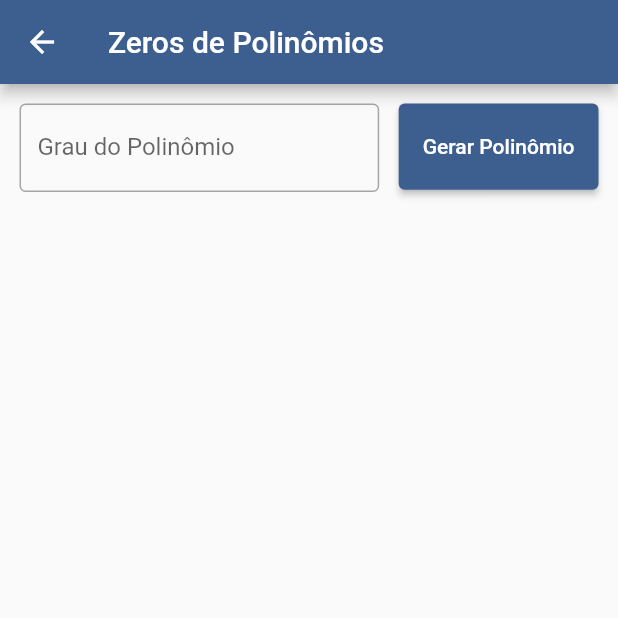
After one commit to ArthurCoAnd/sofemn, a Flutter app: the screen it shows after launch, after a tap on "Zeros de Polinômios", on a phone screen of 412 x 824 dp, the top half of it. The commit adds this screen. Run offline on Flutter 3.47's test engine with Material 3 defaults, Android fonts, the phone set to English and light mode, and no system bars; our stand-ins replace syncfusion_flutter_charts; missing offline and left inert: math_parser.

Commit message:
🧮 SofEMN

```diff
--- a/lib/main.dart
+++ b/lib/main.dart
@@ -18,6 +18,10 @@ import 'package:flutter/material.dart';
 
 // SCREENS
 import 'package:sofemn/screens/zdf.dart';
+import 'package:sofemn/screens/zdp.dart';
+
+// WIDGET
+import 'package:sofemn/widgets/entradas.dart';
 
 void main() {
   runApp(const SofEMN());
@@ -73,26 +77,33 @@ class _MENUState extends State<MENU> {
   @override
   Widget build(BuildContext context) {
     return Scaffold(
-      appBar: AppBar(title: const Center(child: Text('Software de Ensino de Métodos Numéricos'))),
-      body: ListView(children: [
-        Padding(
-          padding: const EdgeInsets.fromLTRB(13, 13, 13, 0),
-          child: Image.asset('assets/images/Lema Capa.png', height: 131),
-        ),
-        Padding(
-          padding: const EdgeInsets.fromLTRB(13, 13, 13, 0),
-          child: Center(child: Text('Versão $versao', style: const TextStyle(fontSize: 13))),
-        ),
-        Padding(
-          padding: const EdgeInsets.fromLTRB(13, 13, 13, 0),
-          child: ElevatedButton(
-            onPressed: (){Navigator.push(context, MaterialPageRoute(builder: (context) => const ZdF()));},
-            style: ElevatedButton.styleFrom(minimumSize: const Size(0, 100)),
-            child: const Text('Zeros de Funções', style: TextStyle(fontSize: 20)),
+      // appBar: AppBar(title: const Text('Software de Ensino de Métodos Numéricos'), centerTitle: true),
+      body: SingleChildScrollView(
+        child: Center(
+          child: SizedBox(
+            width: 500,
+            child: ListView(
+              physics: const ScrollPhysics(),
+              shrinkWrap: true,
+              children: [
+                SimpleP(child: Image.asset('assets/images/Lema Capa.png', height: 131)),
+                SimpleP(child: Center(child: Text('Versão $versao', style: const TextStyle(fontSize: 13)))),
+                SimpleP(child: ElevatedButton(
+                  onPressed: (){Navigator.push(context, MaterialPageRoute(builder: (context) => const ZdF()));},
+                  style: ElevatedButton.styleFrom(minimumSize: const Size(0, 100)),
+                  child: const Text('Zeros de Funções', style: TextStyle(fontSize: 20)),
+                )),
+                SimpleP(child: ElevatedButton(
+                  onPressed: (){Navigator.push(context, MaterialPageRoute(builder: (context) => const ZdP()));},
+                  style: ElevatedButton.styleFrom(minimumSize: const Size(0, 100)),
+                  child: const Text('Zeros de Polinômios', style: TextStyle(fontSize: 20)),
+                )),
+                const SimpleP(),
+              ],
+            ),
           ),
         ),
-        const Padding(padding: EdgeInsets.fromLTRB(13, 13, 13, 0)),
-      ]),
+      ),
     );
   }
 }
--- /dev/null
+++ b/lib/screens/zdp.dart
@@ -0,0 +1,197 @@
+// ███████╗ ██████╗ ███████╗███████╗███╗   ███╗███╗   ██╗
+// ██╔════╝██╔═══██╗██╔════╝██╔════╝████╗ ████║████╗  ██║
+// ███████╗██║   ██║█████╗  █████╗  ██╔████╔██║██╔██╗ ██║
+// ╚════██║██║   ██║██╔══╝  ██╔══╝  ██║╚██╔╝██║██║╚██╗██║
+// ███████║╚██████╔╝██║     ███████╗██║ ╚═╝ ██║██║ ╚████║
+// ╚══════╝ ╚═════╝ ╚═╝     ╚══════╝╚═╝     ╚═╝╚═╝  ╚═══╝
+// Software de Ensino de Métodos Numéricos
+//
+// Desenvolvolvido por:
+// - Arthur Cordeiro Andrade
+//
+// Colaboração de:
+// - Aline Brum Loreto
+// - Ana Luisa Soubhia
+
+// PACKAGE
+import 'package:flutter/material.dart';
+
+// SCREENS
+
+// SERVICES
+
+// WIDGETS
+import 'package:sofemn/widgets/entradas.dart';
+
+// https://github.com/ArthurCoAnd/MetodosNumericos/blob/master/ZerosDePolin%C3%B4mios/ZerosDePolin%C3%B4mios.py
+// https://github.com/ArthurCoAnd/MetodosNumericos/blob/master/ZerosDePolin%C3%B4mios/M%C3%A9todos/BirgeVieta.py
+// https://github.com/ArthurCoAnd/MetodosNumericos/blob/master/ZerosDePolin%C3%B4mios/M%C3%A9todos/NewtonRaphson.py
+// https://github.com/ArthurCoAnd/MetodosNumericos/blob/master/ZerosDePolin%C3%B4mios/M%C3%A9todos/BriotRuffini.py
+
+class ZdP extends StatefulWidget {
+  const ZdP({super.key});
+
+  @override
+  State<ZdP> createState() => _ZdFState();
+}
+
+class _ZdFState extends State<ZdP> {
+
+  final formKeyGrau = GlobalKey<FormState>();
+  final TextEditingController grau = TextEditingController();
+  List<TextEditingController> pol = [];
+
+  final formKeyZdP = GlobalKey<FormState>();
+  Map dados = {
+    "x0": {'nome': "Ponto inicial - x0", 'tec': TextEditingController()},
+    "emax": {'nome': "Epsilon - ε", 'tec': TextEditingController()},
+    "kmax": {'nome': "Máximo de iterações - kmax", 'tec': TextEditingController()},
+  };
+
+  List<Map> resultados = [];
+  Widget tabelaResultado = const Text('');
+
+  // ██       █████  ██    ██  ██████  ██    ██ ████████
+  // ██      ██   ██  ██  ██  ██    ██ ██    ██    ██
+  // ██      ███████   ████   ██    ██ ██    ██    ██
+  // ██      ██   ██    ██    ██    ██ ██    ██    ██
+  // ███████ ██   ██    ██     ██████   ██████     ██
+
+  @override
+  Widget build(BuildContext context) {
+    return Scaffold(
+      appBar: AppBar(title: const Text('Zeros de Polinômios')),
+      body: SingleChildScrollView(
+        child: Center(
+          child: SizedBox(
+            width: 500,
+            child: ListView(
+              physics: const ScrollPhysics(),
+              shrinkWrap: true,
+              children: [
+                Form(
+                  key: formKeyGrau,
+                  child: Row(
+                    crossAxisAlignment: CrossAxisAlignment.start,
+                    children: [
+                      Expanded(child: SimpleP(padding: const [13,13,0,0], child: SimpleTFF(grau, 'Grau do Polinômio'))),
+                      SimpleP(padding: const [13,13,13,0], child: ElevatedButton(
+                        onPressed: () => gerarPol(),
+                        style: ElevatedButton.styleFrom(minimumSize: const Size(0, 57.5)),
+                        child: const Text('Gerar Polinômio')),
+                      ),
+                    ],
+                  ),
+                ),
+                if(pol.isNotEmpty) Form(
+                  key: formKeyZdP,
+                  child: Column(
+                    children: [
+                      const SimpleP(child: Center(child: Text('Polinômio', style: TextStyle(fontSize: 20)))),
+                      ListView.builder(
+                        physics: const ScrollPhysics(),
+                        shrinkWrap: true,
+                        // reverse: true,
+                        itemCount: pol.length,
+                        itemBuilder: (context, index) => gerarEntradaPol(index),
+                      ),
+                      if(pol.isNotEmpty) const SimpleP(child: Center(child: Text('Dados', style: TextStyle(fontSize: 20)))),
+                      if(pol.isNotEmpty) ListView.builder(
+                        physics: const ScrollPhysics(),
+                        shrinkWrap: true,
+                        itemCount: dados.length,
+                        itemBuilder: (context, index) => gerarEntradaDados(index),
+                      ),
+                    ],
+                  ),
+                ),
+
+                if(pol.isNotEmpty) Row(
+                  children: [
+                    Expanded(child: SimpleP(child: ElevatedButton(
+                      onPressed: () => calcularBV(),
+                      style: ElevatedButton.styleFrom(minimumSize: const Size(0, 100)),
+                      child: const Text('Birge-Vieta', style: TextStyle(fontSize: 20)),
+                    ))),
+                    Expanded(child: SimpleP(child: ElevatedButton(
+                      onPressed: () => calcularNR(),
+                      style: ElevatedButton.styleFrom(minimumSize: const Size(0, 100)),
+                      child: const Text('Newton-Raphson', style: TextStyle(fontSize: 20)),
+                    ))),
+                  ],
+                ),
+                // if(resultados.isNotEmpty) tabelaResultado,
+                // if(resultados.isNotEmpty) Padding(
+                //   padding: const EdgeInsets.fromLTRB(13, 13, 13, 13),
+                //   child: ElevatedButton(
+                //     onPressed: (){
+                //       if(metodo.value == 'Bissecção'){Navigator.push(context, MaterialPageRoute(builder: (context) => Bissecao(sf: dados['sf']['val'], resultados: resultados)));}
+                //       else if(metodo.value == 'Posição Falsa'){Navigator.push(context, MaterialPageRoute(builder: (context) => PosicaoFalsa(sf: dados['sf']['val'], resultados: resultados)));}
+                //       else if(metodo.value == 'Newton-Raphson'){Navigator.push(context, MaterialPageRoute(builder: (context) => NewtonRaphson(sf: dados['sf']['val'], sdf: dados['sdf']['val'], resultados: resultados)));}
+                //       else if(metodo.value == 'Secante'){Navigator.push(context, MaterialPageRoute(builder: (context) => Secante(sf: dados['sf']['val'], resultados: resultados)));}
+                //     },
+                //     style: ElevatedButton.styleFrom(minimumSize: const Size(0, 100)),
+                //     child: const Text('Passo a Passo', style: TextStyle(fontSize: 20)),
+                //   ),
+                // ),
+              ],
+            ),
+          ),
+        ),
+      ),
+    );
+  }
+
+  void gerarPol(){
+    if (formKeyGrau.currentState!.validate()) {
+      pol = [];
+      try{
+        int g = int.parse(grau.text);
+        for(int i=0; i<=g; i++){pol.add(TextEditingController());}
+      }catch(_){pol = [];}
+      setState((){});
+    }
+  }
+
+  Widget gerarEntradaPol(int idx){return SimpleP(child: SimpleTFF(pol[idx], 'a$idx'));}
+
+  Widget gerarEntradaDados(int idx){
+    String ki = dados.keys.elementAt(idx);
+    return SimpleP(child: SimpleTFF(dados[ki]['tec'], dados[ki]['nome']));
+  }
+
+  void calcularBV(){
+    if (formKeyZdP.currentState!.validate()) {
+      for(int i=0; i<pol.length; i++){
+        print('[$i] = ${pol[i].text}');
+      }
+    }
+  }
+
+  void calcularNR(){
+
+  }
+
+  // Widget gerarEntrada(int i){
+  //   final String ki = dados.keys.elementAt(i);
+  //   bool vis = false; if(dados[ki]['vis'].toString().contains(metodo.value)){vis = true;}
+  //   return Visibility(
+  //     visible: vis,
+  //     child: Padding(
+  //       padding: const EdgeInsets.fromLTRB(13, 13, 13, 0),
+  //       child: SimpleTFF(dados[ki]['tec'], dados[ki]['nome']),
+  //     ),
+  //   );
+  // }
+
+  // void atlMetodo(){setState((){resultados = [];});}
+
+  // void gerarResultado(){
+  //   if(resultados.isNotEmpty){
+  //     setState((){tabelaResultado = Padding(
+  //       padding: const EdgeInsets.fromLTRB(13, 13, 13, 0),
+  //       child: Table(children: gerarLinhasTabelaK(context, resultados, resultados.length-1)),
+  //     );});
+  //   } else {setState((){tabelaResultado = const Text('');});}
+  // }
+}
--- a/lib/widgets/entradas.dart
+++ b/lib/widgets/entradas.dart
@@ -16,46 +16,99 @@
 // PACKAGE
 import 'package:flutter/material.dart';
 
-Widget simpleTFF(TextEditingController tec, String nome){
+// ██████   █████  ██████  ██████  ██ ███    ██  ██████
+// ██   ██ ██   ██ ██   ██ ██   ██ ██ ████   ██ ██
+// ██████  ███████ ██   ██ ██   ██ ██ ██ ██  ██ ██   ███
+// ██      ██   ██ ██   ██ ██   ██ ██ ██  ██ ██ ██    ██
+// ██      ██   ██ ██████  ██████  ██ ██   ████  ██████
+
+class SimpleP extends StatefulWidget{
+  const SimpleP({super.key, this.padding = const [13,13,13,0], this.child});
+
+  final List<double> padding;
+  final Widget? child;
+
+  @override
+  SimplePState createState() => SimplePState();
+}
+
+class SimplePState extends State<SimpleP>{
+  @override
+  Widget build(BuildContext context){
+    return Padding(
+      padding: EdgeInsets.fromLTRB(widget.padding[0], widget.padding[1], widget.padding[2], widget.padding[3]),
+      child: widget.child,
+    );
+  }
+}
+
+// ████████ ███████ ██   ██ ████████       ███████  ██████  ██████  ███    ███       ███████ ██ ███████ ██      ██████
+//    ██    ██       ██ ██     ██          ██      ██    ██ ██   ██ ████  ████       ██      ██ ██      ██      ██   ██
+//    ██    █████     ███      ██    █████ █████   ██    ██ ██████  ██ ████ ██ █████ █████   ██ █████   ██      ██   ██
+//    ██    ██       ██ ██     ██          ██      ██    ██ ██   ██ ██  ██  ██       ██      ██ ██      ██      ██   ██
+//    ██    ███████ ██   ██    ██          ██       ██████  ██   ██ ██      ██       ██      ██ ███████ ███████ ██████
+
+class SimpleTFF extends StatefulWidget{
+  const SimpleTFF(this.tec, this.nome, {super.key});
+
+  final TextEditingController tec;
+  final String nome;
+
+  @override
+  SimpleTFFState createState() => SimpleTFFState();
+}
+
+class SimpleTFFState extends State<SimpleTFF>{
+  @override
+  Widget build(BuildContext context){
     return TextFormField(
-    controller: tec,
-    decoration: InputDecoration(border: const OutlineInputBorder(), labelText: nome),
+      controller: widget.tec,
+      decoration: InputDecoration(border: const OutlineInputBorder(), labelText: widget.nome),
       validator: (value) => value != '' ? null : 'Preencha com um valor!',
     );
   }
+}
 
-Widget simpleDD(ValueNotifier<String> vn, List<String> opt, String nome){
+// ██████  ██████   ██████  ██████        ██████   ██████  ██     ██ ███    ██
+// ██   ██ ██   ██ ██    ██ ██   ██       ██   ██ ██    ██ ██     ██ ████   ██
+// ██   ██ ██████  ██    ██ ██████  █████ ██   ██ ██    ██ ██  █  ██ ██ ██  ██
+// ██   ██ ██   ██ ██    ██ ██            ██   ██ ██    ██ ██ ███ ██ ██  ██ ██
+// ██████  ██   ██  ██████  ██            ██████   ██████   ███ ███  ██   ████
+
+class SimpleDD extends StatefulWidget{
+  const SimpleDD(this.vn, this.opt, this.nome, {super.key, this.func});
+
+  final ValueNotifier<String> vn;
+  final List<String> opt;
+  final String nome;
+  final Function? func;
+
+  @override
+  SimpleDDState createState() => SimpleDDState();
+}
+
+class SimpleDDState extends State<SimpleDD>{
+  void altDD(String? v){
+    widget.vn.value = v.toString();
+    if(widget.func != null){widget.func!();}
+  }
+
+  @override
+  Widget build(BuildContext context){
     return ValueListenableBuilder(
-    valueListenable: vn,
+      valueListenable: widget.vn,
       builder: (BuildContext context, String val, _) {
-      val = vn.value;
+        val = widget.vn.value;
         return DropdownButtonFormField<String>(
           itemHeight: null,
           value: (val.isEmpty) ? null: val,
-        decoration: InputDecoration(border: const OutlineInputBorder(), labelText: nome),
-        onChanged: (v) => vn.value = v.toString(),
+          decoration: InputDecoration(border: const OutlineInputBorder(), labelText: widget.nome),
+          onChanged: (v) => altDD(v),
           validator: (v) => v != null ? null : 'Escolha uma opção!',
-        items: opt.map((i) => DropdownMenuItem(value: i, child: Text(i),
+          items: widget.opt.map((i) => DropdownMenuItem(value: i, child: Text(i),
           )).toList(),
         );
       }
     );
   }
-
-Widget completeDD(ValueNotifier<String> vn, List<String> opt, String nome, Function onChangedF){
-  return ValueListenableBuilder(
-    valueListenable: vn,
-    builder: (BuildContext context, String val, _) {
-      val = vn.value;
-      return DropdownButtonFormField<String>(
-        itemHeight: null,
-        value: (val.isEmpty) ? null: val,
-        decoration: InputDecoration(border: const OutlineInputBorder(), labelText: nome),
-        onChanged: (v) {vn.value = v.toString(); onChangedF();},
-        validator: (v) => v != null ? null : 'Escolha uma opção!',
-        items: opt.map((i) => DropdownMenuItem(value: i, child: Text(i),
-        )).toList(),
-      );
 }
-  );
-}
```
Also changed, not shown: lib/screens/zdf.dart (+36 -20 lines), lib/screens/zdf/bisseccao.dart (+31 -30 lines), lib/screens/zdf/newton_raphson.dart (+31 -30 lines), lib/screens/zdf/posicao_falsa.dart (+31 -30 lines), lib/screens/zdf/secante.dart (+31 -30 lines), pubspec.lock. Lines whose indentation alone changed are shown as unchanged.
